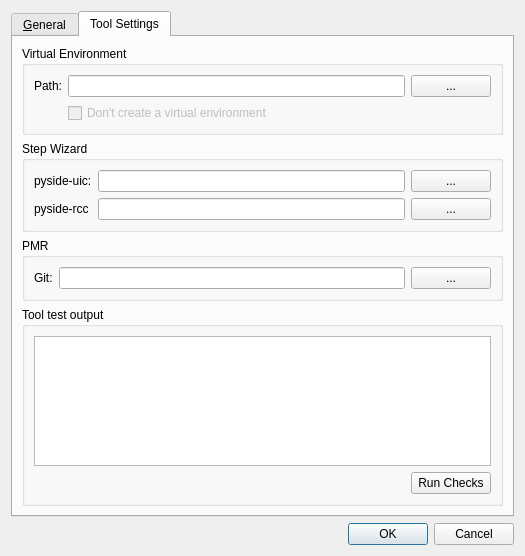
Before: the Qt Designer form src/mapclient/view/managers/options/qt/optionsdialog.ui in MusculoskeletalAtlasProject/mapclient, drawn with Qt 5.
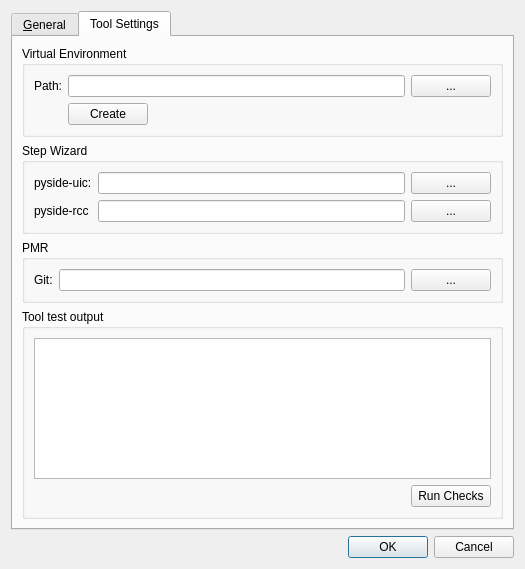
After: the same form once the commit is applied. The open tabs and pages were chosen to show the change.

```diff
--- a/src/mapclient/view/managers/options/qt/optionsdialog.ui
+++ b/src/mapclient/view/managers/options/qt/optionsdialog.ui
@@ -7,7 +7,7 @@
     <x>0</x>
     <y>0</y>
     <width>525</width>
-    <height>556</height>
+    <height>569</height>
    </rect>
   </property>
   <property name="windowTitle">
@@ -69,7 +69,7 @@
          <property name="title">
           <string>Virtual Environment</string>
          </property>
-         <layout class="QFormLayout" name="formLayout">
+         <layout class="QGridLayout" name="gridLayout_4">
           <item row="0" column="0">
            <widget class="QLabel" name="labelVirtualEnvironmentPath">
             <property name="text">
@@ -102,14 +102,31 @@
            </layout>
           </item>
           <item row="1" column="1">
-           <widget class="QCheckBox" name="checkBoxDontCreateVirtualEnvironment">
-            <property name="enabled">
-             <bool>false</bool>
+           <layout class="QHBoxLayout" name="horizontalLayout_4">
+            <item>
+             <widget class="QPushButton" name="pushButtonCreate">
+              <property name="toolTip">
+               <string>Create a virtual environment at the virtual environment path</string>
             </property>
             <property name="text">
-             <string>Don't create a virtual environment</string>
-            </property>
-           </widget>
+               <string>Create</string>
+              </property>
+             </widget>
+            </item>
+            <item>
+             <spacer name="horizontalSpacer_2">
+              <property name="orientation">
+               <enum>Qt::Horizontal</enum>
+              </property>
+              <property name="sizeHint" stdset="0">
+               <size>
+                <width>40</width>
+                <height>20</height>
+               </size>
+              </property>
+             </spacer>
+            </item>
+           </layout>
           </item>
          </layout>
         </widget>
```
Lines whose indentation alone changed are shown as unchanged.
